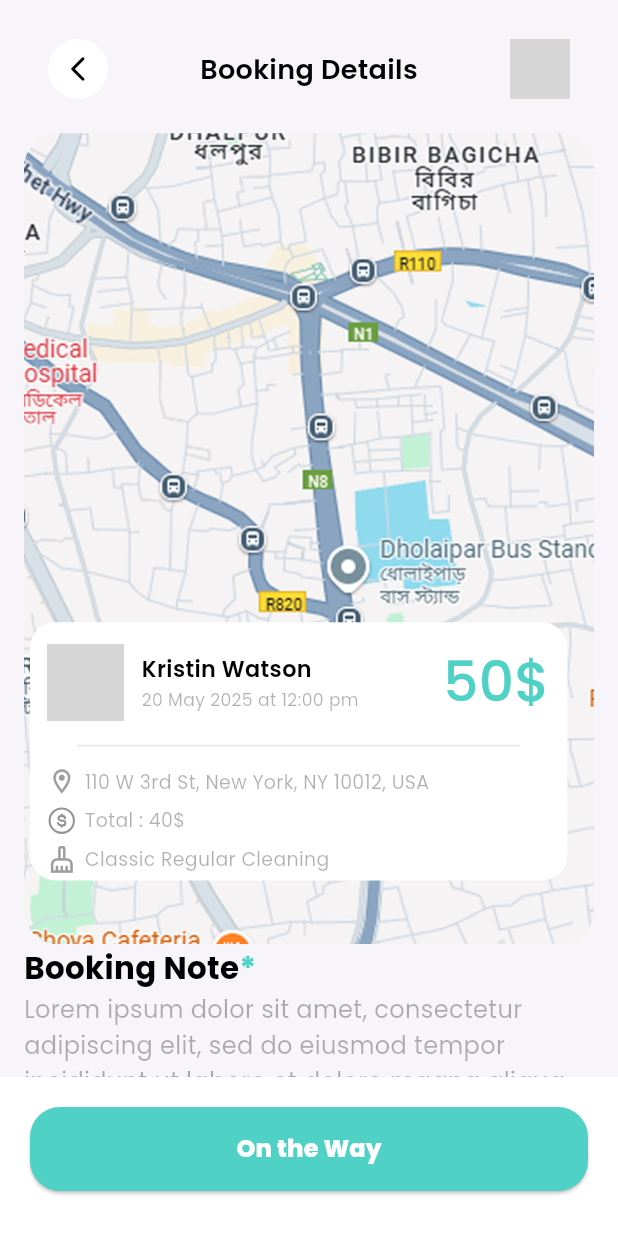
After one commit to Tarikul-Islam-Shykat/epicboymoses, a Flutter app: the BookingDetailsCleanerScreen screen opened by its route, on a phone screen of 412 x 824 dp. The commit adds this screen. Run offline on Flutter 3.47's test engine with Material 3 defaults, Android fonts, the phone set to English and light mode, and no system bars; our stand-ins replace flutter_easyloading, flutter_screenutil, flutter_spinkit, flutter_svg, fluttertoast, get and 4 more; missing offline and left inert: timeline_tile_plus; accounts and stored records are empty; network calls fail; grey boxes are pictures that could not be loaded.

Commit message:
cleaner flow done

```diff
--- /dev/null
+++ b/lib/feature/cleaner/booking_details/view/booking_details_cleaner.dart
@@ -0,0 +1,276 @@
+import 'package:epicboymoses/core/const/app_colors.dart';
+import 'package:epicboymoses/core/const/icons_path.dart';
+import 'package:epicboymoses/core/const/image_path.dart';
+import 'package:epicboymoses/core/global_widegts/custom_button.dart';
+import 'package:epicboymoses/core/style/global_text_style.dart';
+import 'package:flutter/material.dart';
+import 'package:flutter_screenutil/flutter_screenutil.dart';
+import 'package:flutter_svg/svg.dart';
+import 'package:get/get.dart';
+
+class BookingDetailsCleanerScreen extends StatelessWidget {
+  const BookingDetailsCleanerScreen({super.key});
+
+  @override
+  Widget build(BuildContext context) {
+    return Scaffold(
+      backgroundColor: AppColors.bgColor,
+      body: SafeArea(
+        child: SingleChildScrollView(
+          padding: EdgeInsets.all(16),
+          child: Column(
+            children: [
+              // Top AppBar
+              Padding(
+                padding: const EdgeInsets.symmetric(
+                  horizontal: 16.0,
+                  vertical: 10,
+                ),
+                child: Row(
+                  mainAxisAlignment: MainAxisAlignment.start,
+                  children: [
+                    InkWell(
+                      splashColor: Colors.transparent,
+                      onTap: () => Navigator.pop(context),
+                      child: const CircleAvatar(
+                        backgroundColor: Colors.white,
+                        child: Icon(
+                          Icons.arrow_back_ios_new_rounded,
+                          color: Colors.black,
+                          size: 20,
+                        ),
+                      ),
+                    ),
+                    const Spacer(),
+                    Text(
+                      "Booking Details",
+                      style: globalTextStyle(
+                        fontWeight: FontWeight.w600,
+                        fontSize: 18,
+                      ),
+                    ),
+                    const Spacer(),
+                    InkWell(
+                      splashColor: Colors.transparent,
+                      onTap: () => Navigator.pop(context),
+                      child:  CircleAvatar(
+                        backgroundColor: Colors.white,
+                        child: SvgPicture.asset(IconsPath.message, color: AppColors.blackColor,)
+                        //  Icon(
+                        //   Icons.message_rounded,
+                        //   color: Colors.black,
+                        //   size: 20,
+                        // ),
+                      ),
+                    ),
+                  ],
+                ),
+              ),
+              SizedBox(height: 10.h),
+
+              // map
+              SizedBox(
+                height: 420.h,
+                child: Stack(
+                  children: [
+                    ClipRRect(
+                      borderRadius: BorderRadius.circular(20.w),
+                      child: Image.asset(
+                        ImagePath.map,
+                        width: double.infinity,
+                        fit: BoxFit.fitWidth,
+                      ),
+                    ),
+                    Positioned(
+                      top: 250.h,
+                      child: SizedBox(
+                        height: 140.h,
+                        width: 320.w,
+                        child: Card(
+                          color: AppColors.whiteColor,
+                          elevation: 0,
+                          shape: RoundedRectangleBorder(
+                            borderRadius: BorderRadiusGeometry.circular(15.w),
+                          ),
+                          child: Padding(
+                            padding: EdgeInsets.symmetric(
+                              horizontal: 10.w,
+                              vertical: 10.h,
+                            ),
+                            child: Column(
+                              crossAxisAlignment: CrossAxisAlignment.start,
+                              children: [
+                                // heading
+                                Row(
+                                  children: [
+                                    // image
+                                    SizedBox(
+                                      height: 40.h,
+                                      width: 40.h,
+                                      child: ClipRRect(
+                                        borderRadius:
+                                            BorderRadiusGeometry.circular(10.w),
+                                        child: Image.network(
+                                          'https://randomuser.me/api/portraits/men/1.jpg',
+                                        ),
+                                      ),
+                                    ),
+                                    SizedBox(width: 10.w),
+                                    // name
+                                    Column(
+                                      crossAxisAlignment:
+                                          CrossAxisAlignment.start,
+                                      children: [
+                                        Text(
+                                          "Kristin Watson",
+                                          style: globalTextStyle(
+                                            fontWeight: FontWeight.w600,
+                                            fontSize: 13.sp,
+                                          ),
+                                        ),
+                                        Text(
+                                          "20 May 2025 at 12:00 pm",
+                                          style: globalTextStyle(
+                                            fontSize: 10.sp,
+                                            color: AppColors.grayColor
+                                                .withAlpha(90),
+                                          ),
+                                        ),
+                                      ],
+                                    ),
+                                    Spacer(),
+                                    Text(
+                                      "50\$",
+                                      style: globalTextStyle(
+                                        fontSize: 32.sp,
+                                        color: AppColors.primaryColor,
+                                        fontWeight: FontWeight.w500,
+                                      ),
+                                    ),
+                                  ],
+                                ),
+                                SizedBox(height: 5.h),
+
+                                // divider
+                                Divider(
+                                  color: AppColors.grayColor.withAlpha(30),
+                                  indent: 20,
+                                  endIndent: 20,
+                                ),
+                                SizedBox(height: 5.h),
+                                Row(
+                                  children: [
+                                    Icon(
+                                      Icons.location_on_outlined,
+                                      size: 17.w,
+                                      color: Colors.grey,
+                                    ),
+                                    SizedBox(width: 5.w),
+                                    Text(
+                                      '110 W 3rd St, New York, NY 10012, USA',
+                                      style: globalTextStyle(
+                                        fontSize: 11.sp,
+                                        color: AppColors.grayColor.withAlpha(
+                                          90,
+                                        ),
+                                      ),
+                                    ),
+                                  ],
+                                ),
+                                SizedBox(height: 5.h),
+                                Row(
+                                  children: [
+                                    SvgPicture.asset(
+                                      IconsPath.dollar,
+                                      height: 17.w,
+                                    ),
+                                    SizedBox(width: 5.w),
+                                    Text(
+                                      'Total : 40\$',
+                                      style: globalTextStyle(
+                                        fontSize: 11.sp,
+                                        color: AppColors.grayColor.withAlpha(
+                                          90,
+                                        ),
+                                      ),
+                                    ),
+                                  ],
+                                ),
+                                SizedBox(height: 5.h),
+                                Row(
+                                  children: [
+                                    Icon(
+                                      Icons.cleaning_services_outlined,
+                                      size: 17.w,
+                                      color: Colors.grey,
+                                    ),
+                                    SizedBox(width: 5.w),
+                                    Text(
+                                      'Classic Regular Cleaning',
+                                      style: globalTextStyle(
+                                        fontSize: 11.sp,
+                                        color: AppColors.grayColor.withAlpha(
+                                          90,
+                                        ),
+                                      ),
+                                    ),
+                                  ],
+                                ),
+                              ],
+                            ),
+                          ),
+                        ),
+                      ),
+                    ),
+                  ],
+                ),
+              ),
+
+              // booking note
+              Row(
+                children: [
+                  Text(
+                    'Booking Note',
+                    style: globalTextStyle(
+                      fontSize: 18.sp,
+                      color: AppColors.blackColor,
+                      fontWeight: FontWeight.bold,
+                    ),
+                  ),
+                  Text(
+                    '*',
+                    style: globalTextStyle(
+                      fontSize: 18.sp,
+                      color: AppColors.primaryColor,
+                      fontWeight: FontWeight.bold,
+                    ),
+                  ),
+                ],
+              ),
+              Text(
+                'Lorem ipsum dolor sit amet, consectetur adipiscing elit, sed do eiusmod tempor incididunt ut labore et dolore magna aliqua. Ut enim ad minim veniam, quis nostrud exercitation ullamco laboris nisi ut aliquip ex ea commodo consequat. Duis aute irure dolor.',
+                style: globalTextStyle(
+                  textAlign: TextAlign.justify,
+                  fontSize: 14.sp,
+                  color: AppColors.grayColor.withAlpha(90),
+                ),
+              ),
+
+              SizedBox(height: 50.h,)
+            ],
+          ),
+        ),
+      ),
+      bottomSheet: Container(
+        decoration: BoxDecoration(color: AppColors.whiteColor),
+        padding: EdgeInsets.only(bottom: 30, left: 20, right: 20, top: 20),
+        child: CustomButton(
+          title: "On the Way",
+          onPressed: () {
+            Get.back();
+          },
+        ),
+      ),
+    );
+  }
+}
--- a/lib/feature/cleaner/bookings/controller/bookings_controller_cleaner.dart
+++ b/lib/feature/cleaner/bookings/controller/bookings_controller_cleaner.dart
@@ -25,7 +25,7 @@ Widget _ongoingPage() {
     children: List.generate(3, (index) {
       return InkWell(
         onTap: (){
-          Get.toNamed(AppRoute.bookingDetailsScreen);
+          Get.toNamed(AppRoute.bookingDetailsCleanerScreen);
         },
         child: Container(
           width: double.infinity,
@@ -161,7 +161,7 @@ Widget _completedPage() {
     children: List.generate(2, (index) {
       return InkWell(
         onTap: (){
-          // Get.toNamed(AppRoute.bookingDetailsScreen);
+          Get.toNamed(AppRoute.bookingDetailsCleanerScreen);
         },
         child: Container(
           width: double.infinity,
--- a/lib/feature/cleaner/profile_cleaner/controller/cleaner_profile_controller.dart
+++ b/lib/feature/cleaner/profile_cleaner/controller/cleaner_profile_controller.dart
@@ -1,3 +1,15 @@
+import 'package:flutter/material.dart';
 import 'package:get/get.dart';
 
-class CleanerProfileController extends GetxController{}
+class CleanerProfileController extends GetxController{
+
+  //=============Edit Profile=================//
+  TextEditingController fullName = TextEditingController();
+  TextEditingController lastName = TextEditingController();
+  TextEditingController mobileNumber = TextEditingController();
+
+  //=============Change Password=================//
+  TextEditingController oldPassword = TextEditingController();
+  TextEditingController newPassword = TextEditingController();
+  TextEditingController confirmPassword = TextEditingController();
+}
--- a/lib/route/route.dart
+++ b/lib/route/route.dart
@@ -1,9 +1,12 @@
 import 'package:epicboymoses/feature/auth/cleaner_signup/view/account_approved_screen.dart';
 import 'package:epicboymoses/feature/auth/cleaner_signup/view/setup_profile_cleaner_screen.dart';
+import 'package:epicboymoses/feature/cleaner/booking_details/view/booking_details_cleaner.dart';
 import 'package:epicboymoses/feature/cleaner/bookings/view/bookings_screen_cleaner.dart';
 import 'package:epicboymoses/feature/cleaner/bottom_navbar_cleaner/view/bottom_nav_screen_cleaner.dart';
 import 'package:epicboymoses/feature/cleaner/home/view/home_screen_cleaner.dart';
+import 'package:epicboymoses/feature/cleaner/profile_cleaner/view/change_password_cleaner_screen.dart';
 import 'package:epicboymoses/feature/cleaner/profile_cleaner/view/cleaner_profile_screen.dart';
+import 'package:epicboymoses/feature/cleaner/profile_cleaner/view/edit_profile_cleaner_screen.dart';
 import 'package:epicboymoses/feature/user/add_booking_details/screen/add_booking_details_screen1.dart';
 import 'package:epicboymoses/feature/user/add_booking_details/screen/add_booking_details_screen2.dart';
 import 'package:epicboymoses/feature/user/bookingdetails/screen/booking_details_screeen.dart';
@@ -32,6 +35,9 @@ class AppRoute {
   static String homeScreenCleanerScreen = "/homeScreenCleaner";
   static String bookingsScreenCleanerScreen = "/bookingsScreenCleaner";
   static String cleanerProfileScreen = "/cleanerProfile";
+  static String editCleanerProfileScreen = "/editCleanerProfile";
+  static String changePasswordCleanerScreen = "/changePasswordCleaner";
+  static String bookingDetailsCleanerScreen = "/bookingDetailsCleaner";
 
   static String getSplashScreen() => splashScreen;
 
@@ -50,5 +56,8 @@ class AppRoute {
     GetPage(name: homeScreenCleanerScreen, page: () =>  HomeScreenCleanerScreen()),
     GetPage(name: bookingsScreenCleanerScreen, page: () =>  BookingsScreenCleaner()),
     GetPage(name: cleanerProfileScreen, page: () =>  CleanerProfileScreen()),
+    GetPage(name: editCleanerProfileScreen, page: () =>  CleanerEditProfileScreen()),
+    GetPage(name: changePasswordCleanerScreen, page: () =>  ChangePasswordCleanerScreen()),
+    GetPage(name: bookingDetailsCleanerScreen, page: () =>  BookingDetailsCleanerScreen()),
   ];
 }
```
Also changed, not shown: lib/feature/cleaner/profile_cleaner/view/change_password_cleaner_screen.dart (added, +106 -0 lines), lib/feature/cleaner/profile_cleaner/view/cleaner_profile_screen.dart (+5 -3 lines), lib/feature/cleaner/profile_cleaner/view/edit_profile_cleaner_screen.dart (added, +130 -0 lines).
